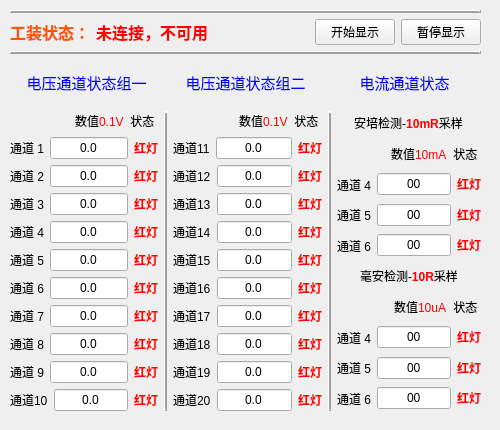
First picture: the form in CWinDesign/CWTestToolsStatus.ui, repository wu1130880347/qt-mcu_analysis, before the edit.
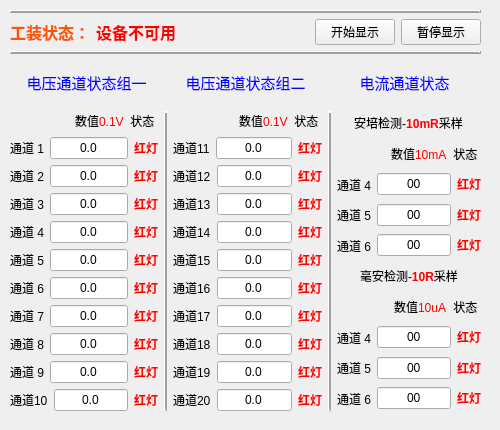
Second picture: the form after the edit. Icons and pictures are not drawn.

Commit message: 可以自动获取设备

The edit to the form file:
```diff
--- a/CWinDesign/CWTestToolsStatus.ui
+++ b/CWinDesign/CWTestToolsStatus.ui
@@ -64,7 +64,7 @@
       <item>
        <widget class="QLabel" name="label_41">
         <property name="text">
-         <string>&lt;html&gt;&lt;head/&gt;&lt;body&gt;&lt;p&gt;&lt;span style=&quot; font-size:12pt; font-weight:600; color:#ff0000;&quot;&gt;未连接，不可用&lt;/span&gt;&lt;/p&gt;&lt;/body&gt;&lt;/html&gt;</string>
+         <string>&lt;html&gt;&lt;head/&gt;&lt;body&gt;&lt;p&gt;&lt;span style=&quot; font-size:12pt; font-weight:600; color:#ff0000;&quot;&gt;设备不可用&lt;/span&gt;&lt;/p&gt;&lt;/body&gt;&lt;/html&gt;</string>
         </property>
        </widget>
       </item>
```
Left out of the diff: 2 changed lines with no effect on the pictures. The commit also changes 10 other files.
